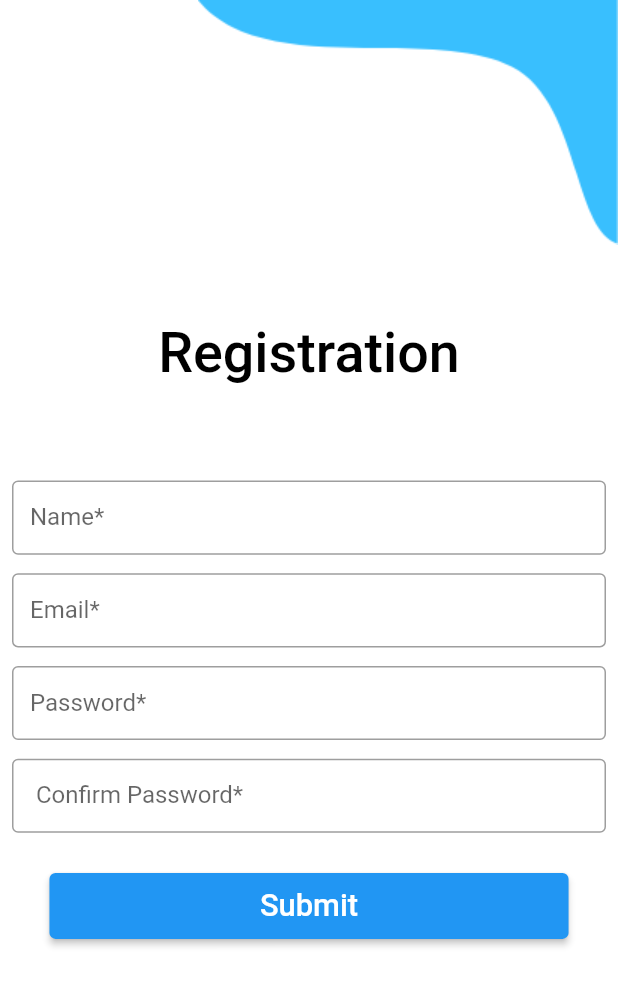
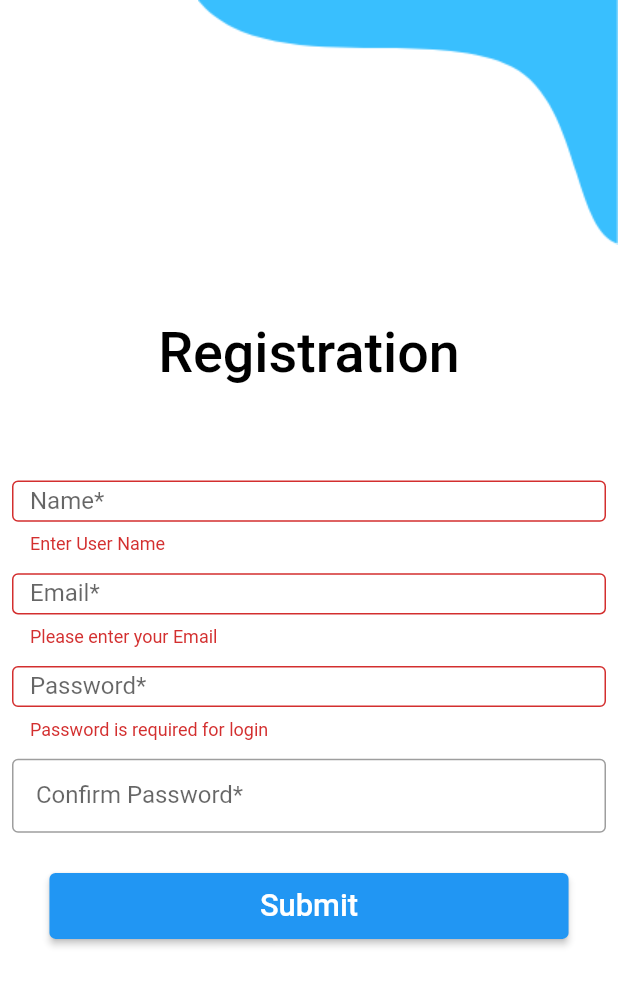
Before and after one commit to mdfahim8990/chat_app, a Flutter app: the RegistrationPage screen opened directly, after a tap on "Submit", on a phone screen of 412 x 824 dp. Shown: the top 986 px of the screen. Run offline on Flutter 3.47's test engine with Material 2 defaults, Android fonts, the phone set to English and light mode, and no system bars; our stand-ins replace cloud_firestore, firebase_auth, firebase_core, fluttertoast, get; missing offline and left inert: dart:ffi; accounts and stored records are empty.

Commit message:
registration done

```diff
--- a/lib/Login_page.dart
+++ b/lib/Login_page.dart
@@ -175,7 +175,7 @@ class _LoginPageState extends State<LoginPage> {
     if (_formKey.currentState!.validate()) {
       await _auth
           .signInWithEmailAndPassword(email: email, password: password)
-          .then((value) => {
+          .then((uid) => {
                 Fluttertoast.showToast(msg: "Login Successful"),
                 Navigator.of(context)
                     .push(MaterialPageRoute(builder: (_) => const ChatList())),
--- a/lib/Registration_page.dart
+++ b/lib/Registration_page.dart
@@ -1,5 +1,12 @@
+import 'dart:ffi';
+
+import 'package:chat_app/Login_page.dart';
+import 'package:chat_app/model/user_model.dart';
 import 'package:chat_app/public_variables/size_config.dart';
 import 'package:flutter/material.dart';
+import 'package:firebase_auth/firebase_auth.dart';
+import 'package:fluttertoast/fluttertoast.dart';
+import 'package:cloud_firestore/cloud_firestore.dart';
 
 class RegistrationPage extends StatefulWidget {
   const RegistrationPage({Key? key}) : super(key: key);
@@ -9,17 +16,23 @@ class RegistrationPage extends StatefulWidget {
 }
 
 class _RegistrationPageState extends State<RegistrationPage> {
+  final _auth = FirebaseAuth.instance;
+
+  final _formKey = GlobalKey<FormState>();
 
   final TextEditingController nameController = new TextEditingController();
   final TextEditingController emailController = new TextEditingController();
   final TextEditingController passwordController = new TextEditingController();
-  final TextEditingController confirmPasswordController = new TextEditingController();
-
+  final TextEditingController confirmPasswordController =
+      new TextEditingController();
 
   @override
   Widget build(BuildContext context) {
-    return SafeArea(child: Scaffold(
-      body: Column(
+    return SafeArea(
+        child: Scaffold(
+      body: Form(
+        key: _formKey,
+        child: Column(
           children: [
             Container(
               height: dynamicSize(0.5),
@@ -40,14 +53,13 @@ class _RegistrationPageState extends State<RegistrationPage> {
                   child: RichText(
                     text: TextSpan(
                       style: TextStyle(
-                        color:Colors.black, fontSize: dynamicSize(.05)),
+                          color: Colors.black, fontSize: dynamicSize(.05)),
                       children: <TextSpan>[
                         TextSpan(
                             text: 'Registration\n',
                             style: TextStyle(
                                 fontWeight: FontWeight.w500,
                                 fontSize: dynamicSize(.09))),
-
                       ],
                     ),
                   ),
@@ -58,9 +70,18 @@ class _RegistrationPageState extends State<RegistrationPage> {
                   child: Expanded(
                     child: Container(
                       height: dynamicSize(0.12),
-                    child: TextField(
+                      child: TextFormField(
                         controller: nameController,
                         obscureText: false,
+                        validator: (value) {
+                          if (value!.isEmpty) {
+                            return ("Enter User Name");
+                          }
+                          return null;
+                        },
+                        onSaved: (value) {
+                          nameController.text = value!;
+                        },
                         decoration: InputDecoration(
                             border: OutlineInputBorder(),
                             labelText: 'Name*',
@@ -75,9 +96,21 @@ class _RegistrationPageState extends State<RegistrationPage> {
                   child: Expanded(
                     child: Container(
                       height: dynamicSize(0.12),
-                    child: TextField(
+                      child: TextFormField(
                         controller: emailController,
                         obscureText: false,
+                        validator: (value) {
+                          if (value!.isEmpty) {
+                            return ("Please enter your Email");
+                          }
+                          if (!RegExp("@gmail.com").hasMatch(value)) {
+                            return ("Please Enter valid Email");
+                          }
+                          return null;
+                        },
+                        onSaved: (value) {
+                          emailController.text = value!;
+                        },
                         decoration: InputDecoration(
                             border: OutlineInputBorder(),
                             labelText: 'Email*',
@@ -92,8 +125,20 @@ class _RegistrationPageState extends State<RegistrationPage> {
                   child: Expanded(
                     child: Container(
                       height: dynamicSize(0.12),
-                    child: TextField(
+                      child: TextFormField(
                         controller: passwordController,
+                        validator: (value) {
+                          RegExp regex = new RegExp(r'^.{6,}$');
+                          if (value!.isEmpty) {
+                            return ("Password is required for login");
+                          }
+                          if (!regex.hasMatch(value)) {
+                            return ("please enter min 6 character password");
+                          }
+                        },
+                        onSaved: (value) {
+                          passwordController.text = value!;
+                        },
                         decoration: InputDecoration(
                             border: OutlineInputBorder(),
                             labelText: 'Password*',
@@ -108,8 +153,15 @@ class _RegistrationPageState extends State<RegistrationPage> {
                   child: Expanded(
                     child: Container(
                       height: dynamicSize(0.12),
-                    child: TextField(
+                      child: TextFormField(
                         controller: confirmPasswordController,
+                        validator: (value) {
+                          if (confirmPasswordController.text !=
+                              passwordController.text ) {
+                            return ("Password Not Match");
+                          }
+                          return null;
+                        },
                         decoration: InputDecoration(
                             border: OutlineInputBorder(),
                             labelText: ' Confirm Password*',
@@ -120,9 +172,13 @@ class _RegistrationPageState extends State<RegistrationPage> {
                 ),
                 SizedBox(height: dynamicSize(.06)),
                 Padding(
-                  padding: EdgeInsets.symmetric(horizontal: dynamicSize(0.08)),
+                    padding:
+                        EdgeInsets.symmetric(horizontal: dynamicSize(0.08)),
                     child: ElevatedButton(
-                    onPressed: () {},
+                      onPressed: () {
+                        signUp(emailController.text, passwordController.text);
+
+                      },
                       child: Row(
                         mainAxisAlignment: MainAxisAlignment.center,
                         children: [
@@ -133,13 +189,43 @@ class _RegistrationPageState extends State<RegistrationPage> {
                           )
                         ],
                       ),
-                  )
-              ),
-
+                    )),
               ],
             ),
           ],
         ),
+      ),
     ));
   }
+
+  void signUp(String email, String password) async {
+    if (_formKey.currentState!.validate()) {
+      await _auth
+          .createUserWithEmailAndPassword(email: email, password: password)
+          .then((value) => {postDetailsToFirestore()})
+          .catchError((e) {
+        Fluttertoast.showToast(msg: e!.message);
+      });
     }
+  }
+
+  postDetailsToFirestore() async {
+    FirebaseFirestore firebaseFirestore = FirebaseFirestore.instance;
+    User? user = _auth.currentUser;
+
+    UserModel userModel = UserModel();
+
+    userModel.uid = user!.uid;
+    userModel.name = nameController.text;
+    userModel.email = user.email;
+
+
+    await firebaseFirestore
+        .collection("users")
+        .doc(user.uid)
+        .set(userModel.toMap());
+    Fluttertoast.showToast(msg: "Account Creat Successfully");
+    Navigator.pushAndRemoveUntil((context),
+        MaterialPageRoute(builder: (context) => LoginPage()), (route) => false);
+  }
+}
--- /dev/null
+++ b/lib/model/user_model.dart
@@ -0,0 +1,25 @@
+class UserModel{
+  String? uid;
+  String? name;
+  String? email;
+
+
+  UserModel({this.uid,this.name,this.email});
+
+  factory UserModel.fromMap(map){
+    return UserModel(
+      uid: map['uid'],
+      name: map['name'],
+      email: map['email'],
+
+    );
+  }
+
+  Map<String,dynamic> toMap(){
+    return{
+      'uid':uid,
+      'name':name,
+      'email':email,
+    };
+  }
+}
--- a/pubspec.yaml
+++ b/pubspec.yaml
@@ -42,6 +42,8 @@ dev_dependencies:
   firebase_auth: ^3.3.19
   firebase_core: ^1.17.1
   fluttertoast: ^8.0.9
+  cloud_firestore: ^3.1.17
+
 
 
   # The "flutter_lints" package below contains a set of recommended lints to
```
Also changed, not shown: pubspec.lock, 1 other file. Lines whose indentation alone changed are shown as unchanged.
